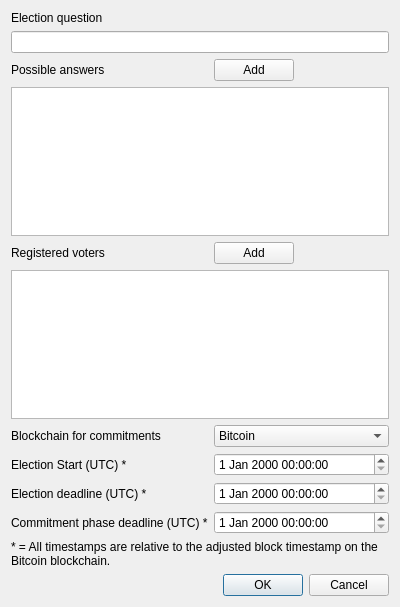
Nainesh1184/PyBitmessageVote, file src/bitmessageqt/createelectiondialog.ui: the form before one commit.
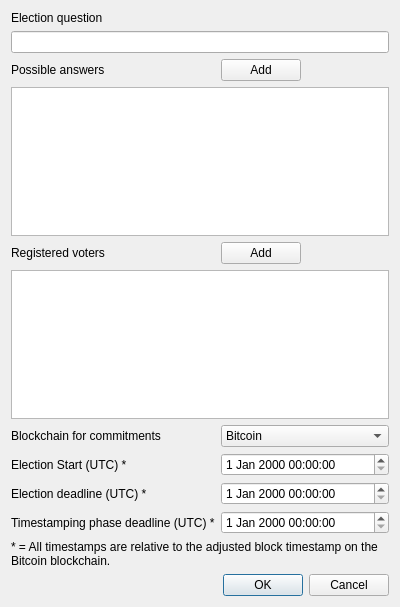
The form after the commit.

Commit message: Commitment phase renamed to timestamping phase in UI

The edit to the form file:
```diff
--- a/src/bitmessageqt/createelectiondialog.ui
+++ b/src/bitmessageqt/createelectiondialog.ui
@@ -142,7 +142,7 @@
    <item row="10" column="0">
     <widget class="QLabel" name="label_6">
      <property name="text">
-      <string>Commitment phase deadline (UTC) *</string>
+      <string>Timestamping phase deadline (UTC) *</string>
      </property>
     </widget>
    </item>
```
The commit also changes 6 other files.
